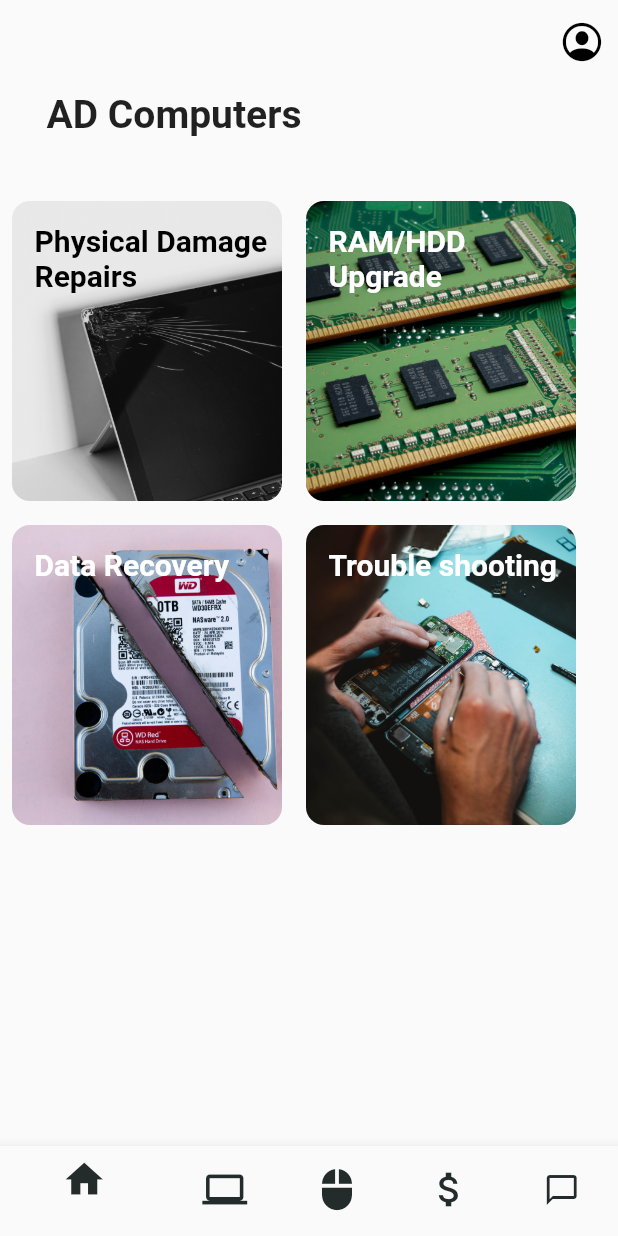
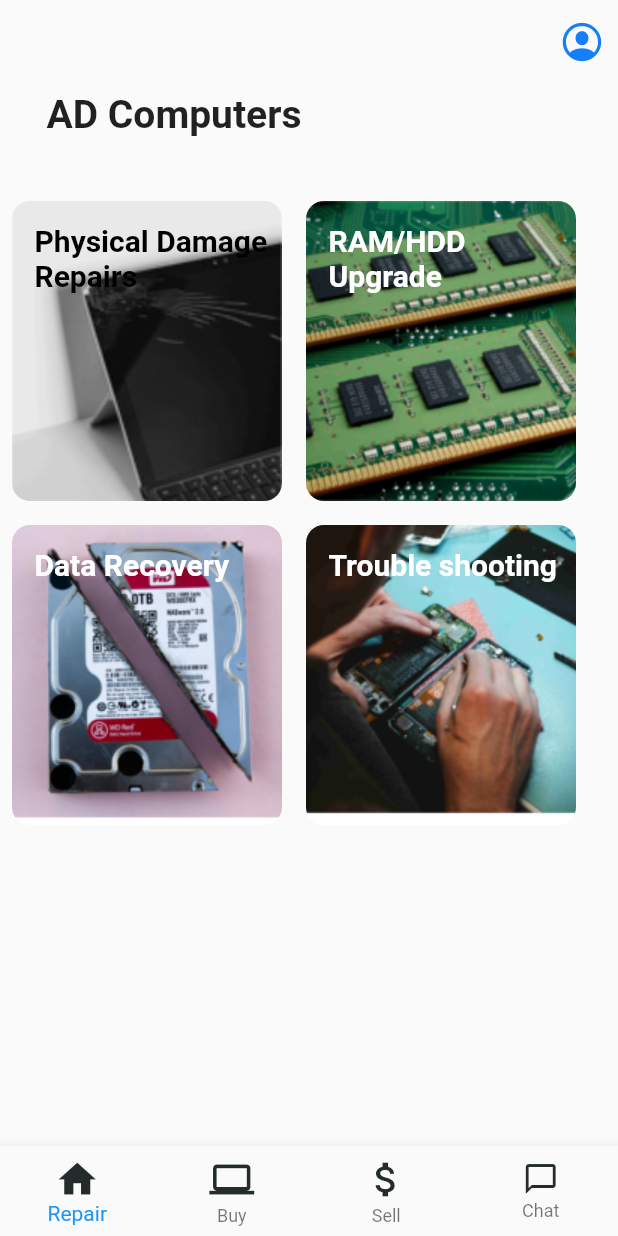
Before and after one commit to RajSolai/adcomputers_app, a Flutter app: the screen it shows after launch, on a phone screen of 412 x 824 dp. Run offline on Flutter 3.47's test engine with Material 2 defaults, Android fonts, the phone set to English and light mode, and no system bars; our stand-ins replace font_awesome_flutter, image_picker, random_string, shared_preferences.

Commit message:
optimizations and ui improvements

```diff
--- a/lib/main.dart
+++ b/lib/main.dart
@@ -14,7 +14,7 @@ class MyApp extends StatelessWidget {
       routes: {
         "/home": (context) => Home(),
       },
-      theme: ThemeData(
+     theme: ThemeData(
         accentColor: Color(0xff0f4c75),
         accentColorBrightness: Brightness.light,
         scaffoldBackgroundColor: Color(0xfffafafa),
--- a/lib/screens/home.dart
+++ b/lib/screens/home.dart
@@ -24,9 +24,6 @@ class _HomeState extends State<Home> {
       child: Buy(),
     ),
     Center(
-      child: BuyPeri(),
-    ),
-    Center(
       child: Sell(),
     ),
     Center(
@@ -41,13 +38,13 @@ class _HomeState extends State<Home> {
     return Scaffold(
       body: _screens[_index],
       bottomNavigationBar: BottomNavigationBar(
-        type: BottomNavigationBarType.shifting,
-        backgroundColor: Colors.transparent,
+        type: BottomNavigationBarType.fixed,
+        backgroundColor: Color(0xfffafafa),
         currentIndex: _index,
         items: [
           BottomNavigationBarItem(
               title: Text(
-                "Repair & Service",
+                "Repair",
                 style: TextStyle(
                     color: Color(0xff232b2b)
                 ),
@@ -59,7 +56,7 @@ class _HomeState extends State<Home> {
               )),
           BottomNavigationBarItem(
               title: Text(
-                "Buy Computers",
+                "Buy",
                 style: TextStyle(
                     color: Color(0xff232b2b)
                 ),
@@ -69,7 +66,7 @@ class _HomeState extends State<Home> {
                   size: 30.0,
                   color: Color(0xff232b2b)
               )),
-          BottomNavigationBarItem(
+          /*BottomNavigationBarItem(
               title: Text(
                 "Buy Peripherals",
                 style: TextStyle(
@@ -81,10 +78,10 @@ class _HomeState extends State<Home> {
                   size: 30.0,
                   color: Color(0xff232b2b)
               )
-          ),
+          ),*/
           BottomNavigationBarItem(
               title: Text(
-                "Sell Computers",
+                "Sell",
                 style: TextStyle(
                     color: Color(0xff232b2b)
                 ),
--- a/lib/screens/splash.dart
+++ b/lib/screens/splash.dart
@@ -9,7 +9,7 @@ class Splash extends StatefulWidget {
 }
 
 class _SplashState extends State<Splash> {
-  _checkLogin() async{
+  Future<void> _checkLogin() async{
     SharedPreferences _prefs = await SharedPreferences.getInstance();
     if(_prefs.get("uid")==null){
       _prefs.setString("uid", randomString(10));
--- a/lib/screens/tabs/contact.dart
+++ b/lib/screens/tabs/contact.dart
@@ -156,6 +156,7 @@ class _ContactState extends State<Contact> {
                 setState(() {
                   message = value;
                 });
+                scroll2Bottom();
               },
               onTap: () => scroll2Bottom(),
               decoration: InputDecoration(
--- a/lib/screens/tabs/repair.dart
+++ b/lib/screens/tabs/repair.dart
@@ -18,7 +18,7 @@ class _RepairState extends State<Repair> {
             icon: Icon(
               CupertinoIcons.profile_circled,
               size: 30.0,
-              color: Colors.black,
+              color: Color(0xff147EFB),
             ),
           )
         ],
@@ -42,11 +42,11 @@ class _RepairState extends State<Repair> {
                 children: [
                   ClickCard(
                       content: "Physical Damage Repairs",
-                      coverimg: "assets/lapbro.jpg",
+                      coverimg: "assets/lapbro.png",
                       textcolor: Colors.black),
                   ClickCard(
                       content: "RAM/HDD Upgrade",
-                      coverimg: "assets/rampic.jpg",
+                      coverimg: "assets/rampic.png",
                       textcolor: Colors.white),
                 ],
               ),
@@ -54,11 +54,11 @@ class _RepairState extends State<Repair> {
                 children: [
                   ClickCard(
                       content: "Data Recovery",
-                      coverimg: "assets/datar.jpg",
+                      coverimg: "assets/datar.png",
                       textcolor: Colors.white),
                   ClickCard(
                       content: "Trouble shooting",
-                      coverimg: "assets/tshoot.jpg",
+                      coverimg: "assets/tshoot.png",
                       textcolor: Colors.white),
                 ],
               ),
```
Also changed, not shown: lib/screens/tabs/buy.dart (+27 -7 lines), lib/screens/tabs/sell.dart (+182 -23 lines), pubspec.yaml (+4 -4 lines), assets/datar.jpg (deleted), assets/datar.png (added), assets/lapbro.jpg (deleted), assets/lapbro.png (added), assets/rampic.jpg (deleted), assets/rampic.png (added), assets/rawimages/datar.jpg (added), assets/rawimages/lapbro.jpg (added), assets/rawimages/rampic.jpg (added), assets/rawimages/tshoot.jpg (added), assets/tshoot.jpg (deleted), 2 more files.
